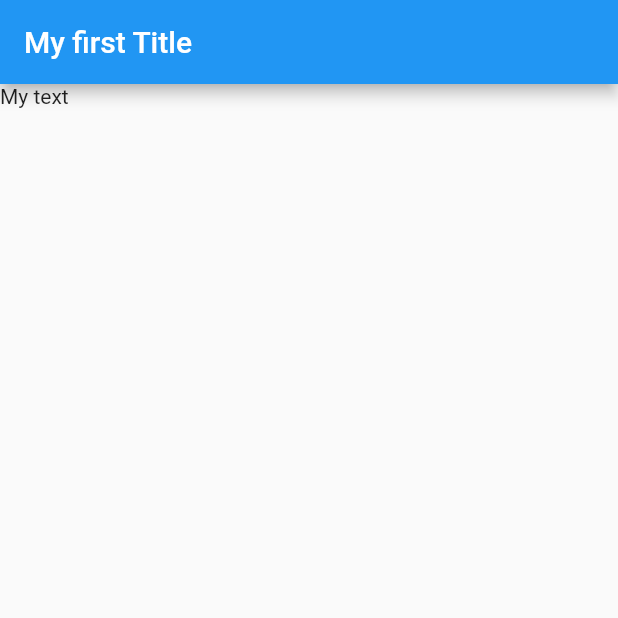
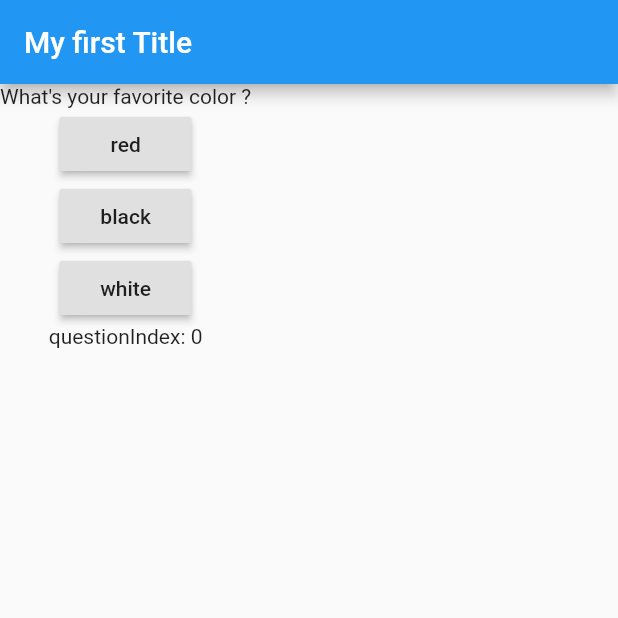
Before and after one commit to boyk0/first-flutter-app, a Flutter app: the screen it shows after launch, on a phone screen of 412 x 824 dp, the top half of it. Run offline on Flutter 3.47's test engine with Material 2 defaults, Android fonts, the phone set to English and light mode, and no system bars.

Commit message:
add quiz and privacy

```diff
--- a/lib/main.dart
+++ b/lib/main.dart
@@ -2,15 +2,59 @@ import 'package:flutter/material.dart';
 
 void main () => runApp(MyApp());
 
-class MyApp extends StatelessWidget {
+class MyApp extends StatefulWidget {
+  @override
+  State<StatefulWidget> createState() {
+    return _MyAppState();
+  }
+}
+
+class _MyAppState extends State<MyApp> {
+  int _questionIndex = 0;
+
+  void _answerQuestion() {
+    setState(() => _questionIndex++);
+    print('answear chosen index: ${_questionIndex}');
+  }
+
   @override
   Widget build(BuildContext context) {
+
+    var questions = [
+      'What\'s your favorite color ?',
+      'What\'s your favorite animal ?',
+    ];
+
+    var answers = [
+      ['red', 'black', 'white'],
+      ['cat', 'dog', 'fish'],
+    ];
+
     return MaterialApp(
       home: Scaffold(
         appBar: AppBar(
           title: Text('My first Title'),
         ),
-        body: Text('My text'),
+        body: Column(
+          children: [
+            Text(questions.elementAt(_questionIndex)),
+            RaisedButton(
+              child: Text(answers[_questionIndex][0]),
+              onPressed: _answerQuestion,
+            ),
+            RaisedButton(
+              child: Text(answers[_questionIndex][1]),
+              onPressed: () => print('answer 2 chosen'),
+            ),
+            RaisedButton(
+              child: Text(answers[_questionIndex][2]),
+              onPressed: () {
+                print('answer 3 chosen');
+              },
+              ),
+                Text('questionIndex: ${_questionIndex}'),
+          ],
+        ),
       ),
     );
 
```
